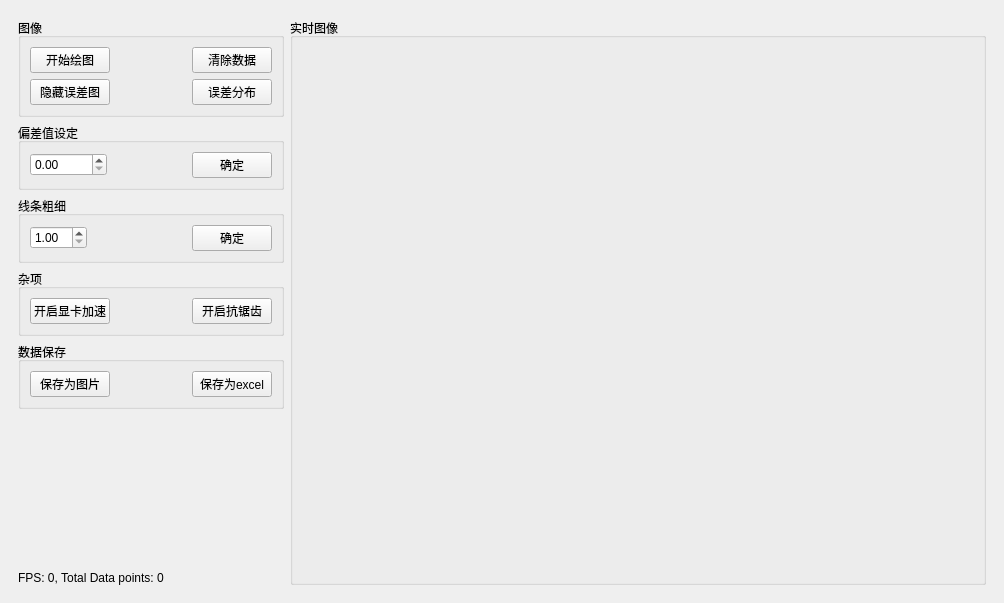
Above: ZCAN_MINI/UI/speedview_dockwidget.ui from icanerandy/ZCAN_MINI before the change. Below: the same form after it.
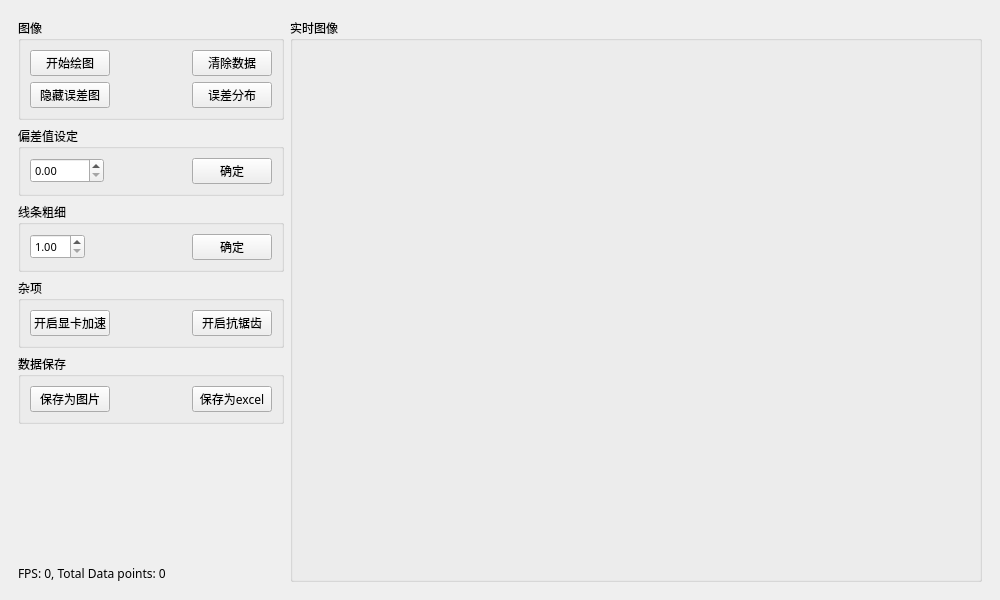
That is the form after the change. Custom widgets are drawn as their Qt base class.

Patch:
```diff
--- a/ZCAN_MINI/UI/speedview_dockwidget.ui
+++ b/ZCAN_MINI/UI/speedview_dockwidget.ui
@@ -6,16 +6,22 @@
    <rect>
     <x>0</x>
     <y>0</y>
-    <width>1004</width>
-    <height>603</height>
+    <width>1000</width>
+    <height>600</height>
    </rect>
   </property>
   <property name="minimumSize">
    <size>
-    <width>579</width>
-    <height>538</height>
+    <width>1000</width>
+    <height>565</height>
    </size>
   </property>
+  <property name="font">
+   <font>
+    <family>Microsoft YaHei UI</family>
+    <pointsize>9</pointsize>
+   </font>
+  </property>
   <property name="windowTitle">
    <string>Speed实时数据分析</string>
   </property>
@@ -34,12 +40,24 @@
              <height>16777215</height>
             </size>
            </property>
+           <property name="font">
+            <font>
+             <family>黑体</family>
+             <pointsize>9</pointsize>
+            </font>
+           </property>
            <property name="title">
             <string>图像</string>
            </property>
            <layout class="QGridLayout" name="gridLayout">
             <item row="2" column="1">
              <widget class="QtMaterialRaisedButton" name="btnDisEnable">
+              <property name="font">
+               <font>
+                <family>黑体</family>
+                <pointsize>9</pointsize>
+               </font>
+              </property>
               <property name="text">
                <string>隐藏误差图</string>
               </property>
@@ -47,6 +65,12 @@
             </item>
             <item row="0" column="4">
              <widget class="QtMaterialRaisedButton" name="btnClear">
+              <property name="font">
+               <font>
+                <family>黑体</family>
+                <pointsize>9</pointsize>
+               </font>
+              </property>
               <property name="text">
                <string>清除数据</string>
               </property>
@@ -78,20 +102,32 @@
               </property>
              </spacer>
             </item>
-            <item row="0" column="1">
-             <widget class="QtMaterialRaisedButton" name="btnPaint">
-              <property name="text">
-               <string>开始绘图</string>
-              </property>
-             </widget>
-            </item>
             <item row="2" column="4">
              <widget class="QtMaterialRaisedButton" name="btnDis">
+              <property name="font">
+               <font>
+                <family>黑体</family>
+                <pointsize>9</pointsize>
+               </font>
+              </property>
               <property name="text">
                <string>误差分布</string>
               </property>
              </widget>
             </item>
+            <item row="0" column="1">
+             <widget class="QtMaterialRaisedButton" name="btnPaint">
+              <property name="font">
+               <font>
+                <family>黑体</family>
+                <pointsize>9</pointsize>
+               </font>
+              </property>
+              <property name="text">
+               <string>开始绘图</string>
+              </property>
+             </widget>
+            </item>
            </layout>
           </widget>
          </item>
@@ -103,25 +139,24 @@
              <height>16777215</height>
             </size>
            </property>
+           <property name="font">
+            <font>
+             <family>黑体</family>
+             <pointsize>9</pointsize>
+            </font>
+           </property>
            <property name="title">
             <string>偏差值设定</string>
            </property>
            <layout class="QGridLayout" name="gridLayout_4">
-            <item row="0" column="1">
-             <spacer name="horizontalSpacer_4">
-              <property name="orientation">
-               <enum>Qt::Horizontal</enum>
-              </property>
-              <property name="sizeHint" stdset="0">
-               <size>
-                <width>40</width>
-                <height>20</height>
-               </size>
-              </property>
-             </spacer>
-            </item>
             <item row="0" column="0">
              <widget class="QDoubleSpinBox" name="spinDeviation">
+              <property name="font">
+               <font>
+                <family>黑体</family>
+                <pointsize>8</pointsize>
+               </font>
+              </property>
               <property name="minimum">
                <double>0.000000000000000</double>
               </property>
@@ -130,8 +165,27 @@
               </property>
              </widget>
             </item>
+            <item row="0" column="1">
+             <spacer name="horizontalSpacer_4">
+              <property name="orientation">
+               <enum>Qt::Horizontal</enum>
+              </property>
+              <property name="sizeHint" stdset="0">
+               <size>
+                <width>40</width>
+                <height>20</height>
+               </size>
+              </property>
+             </spacer>
+            </item>
             <item row="0" column="2">
              <widget class="QtMaterialRaisedButton" name="btnDeviation">
+              <property name="font">
+               <font>
+                <family>黑体</family>
+                <pointsize>9</pointsize>
+               </font>
+              </property>
               <property name="text">
                <string>确定</string>
               </property>
@@ -148,6 +202,12 @@
              <height>16777215</height>
             </size>
            </property>
+           <property name="font">
+            <font>
+             <family>黑体</family>
+             <pointsize>9</pointsize>
+            </font>
+           </property>
            <property name="title">
             <string>线条粗细</string>
            </property>
@@ -167,6 +227,12 @@
             </item>
             <item row="0" column="0">
              <widget class="QDoubleSpinBox" name="spinWidth">
+              <property name="font">
+               <font>
+                <family>黑体</family>
+                <pointsize>8</pointsize>
+               </font>
+              </property>
               <property name="minimum">
                <double>1.000000000000000</double>
               </property>
@@ -177,6 +243,12 @@
             </item>
             <item row="0" column="2">
              <widget class="QtMaterialRaisedButton" name="btnWidth">
+              <property name="font">
+               <font>
+                <family>黑体</family>
+                <pointsize>9</pointsize>
+               </font>
+              </property>
               <property name="text">
                <string>确定</string>
               </property>
@@ -193,6 +265,12 @@
              <height>16777215</height>
             </size>
            </property>
+           <property name="font">
+            <font>
+             <family>黑体</family>
+             <pointsize>9</pointsize>
+            </font>
+           </property>
            <property name="title">
             <string>杂项</string>
            </property>
@@ -212,13 +290,26 @@
             </item>
             <item row="2" column="0">
              <widget class="QtMaterialRaisedButton" name="btnOpenGL">
+              <property name="font">
+               <font>
+                <family>黑体</family>
+                <pointsize>9</pointsize>
+                <bold>false</bold>
+               </font>
+              </property>
               <property name="text">
                <string>开启显卡加速</string>
               </property>
              </widget>
             </item>
             <item row="2" column="2">
-             <widget class="QtMaterialRaisedButton" name="btnAntialiase">
+             <widget class="QtMaterialRaisedButton" name="btnOpenGL_2">
+              <property name="font">
+               <font>
+                <family>黑体</family>
+                <pointsize>9</pointsize>
+               </font>
+              </property>
               <property name="text">
                <string>开启抗锯齿</string>
               </property>
@@ -235,6 +326,12 @@
              <height>16777215</height>
             </size>
            </property>
+           <property name="font">
+            <font>
+             <family>黑体</family>
+             <pointsize>9</pointsize>
+            </font>
+           </property>
            <property name="title">
             <string>数据保存</string>
            </property>
@@ -254,6 +351,12 @@
             </item>
             <item row="0" column="0">
              <widget class="QtMaterialRaisedButton" name="btnSavePic">
+              <property name="font">
+               <font>
+                <family>黑体</family>
+                <pointsize>9</pointsize>
+               </font>
+              </property>
               <property name="text">
                <string>保存为图片</string>
               </property>
@@ -261,6 +364,12 @@
             </item>
             <item row="0" column="2">
              <widget class="QtMaterialRaisedButton" name="btnSaveExcel">
+              <property name="font">
+               <font>
+                <family>黑体</family>
+                <pointsize>9</pointsize>
+               </font>
+              </property>
               <property name="text">
                <string>保存为excel</string>
               </property>
@@ -299,6 +408,12 @@
              <height>30</height>
             </size>
            </property>
+           <property name="font">
+            <font>
+             <family>黑体</family>
+             <pointsize>9</pointsize>
+            </font>
+           </property>
            <property name="text">
             <string>FPS: 0, Total Data points: 0</string>
            </property>
@@ -308,15 +423,35 @@
        </item>
        <item row="0" column="1">
         <widget class="QGroupBox" name="groupBox_3">
+         <property name="font">
+          <font>
+           <family>黑体</family>
+           <pointsize>9</pointsize>
+          </font>
+         </property>
          <property name="title">
           <string>实时图像</string>
          </property>
          <layout class="QVBoxLayout" name="verticalLayout">
           <item>
-           <widget class="MyPlot" name="plot" native="true"/>
+           <widget class="MyPlot" name="plot" native="true">
+            <property name="font">
+             <font>
+              <family>黑体</family>
+              <pointsize>9</pointsize>
+             </font>
+            </property>
+           </widget>
           </item>
           <item>
-           <widget class="MyPlot" name="plot_2" native="true"/>
+           <widget class="MyPlot" name="plot_2" native="true">
+            <property name="font">
+             <font>
+              <family>黑体</family>
+              <pointsize>9</pointsize>
+             </font>
+            </property>
+           </widget>
           </item>
          </layout>
         </widget>
```
